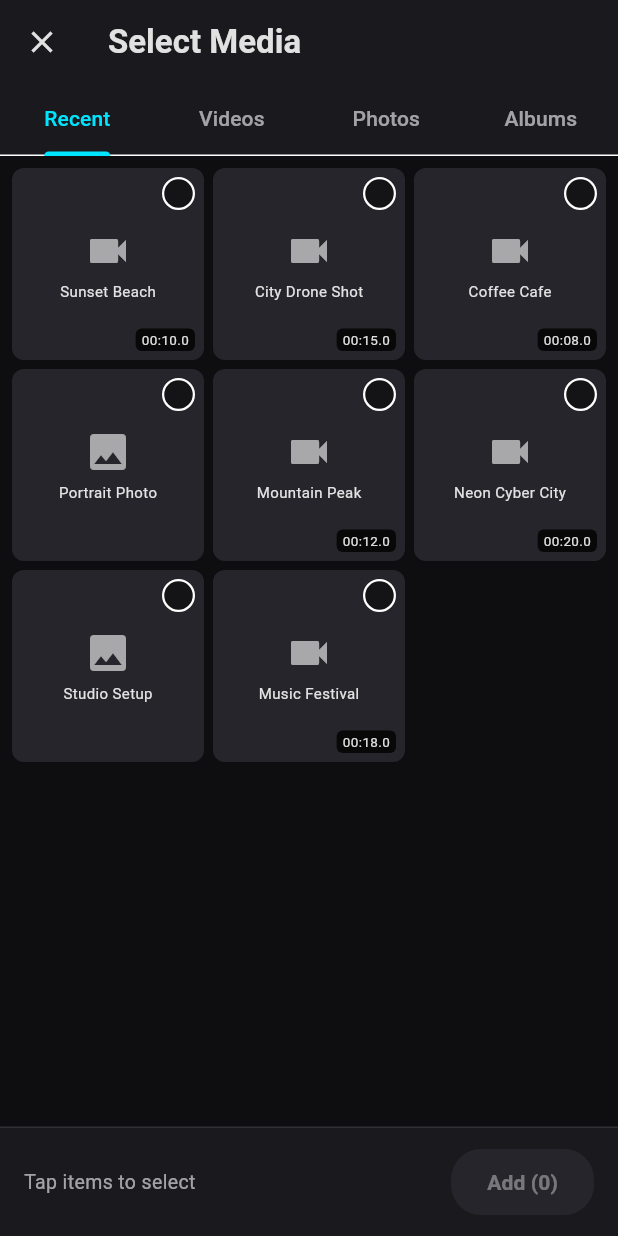
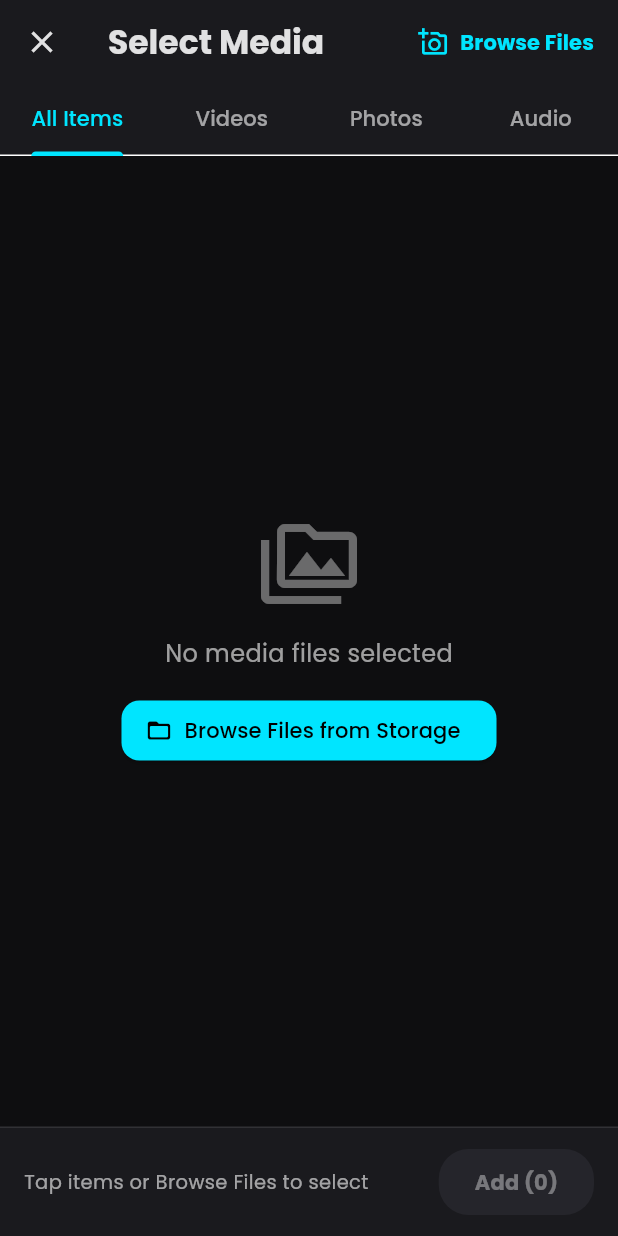
Before and after one commit to ranieshita813-debug/flutter_video_editor, a Flutter app: the screen it shows after launch, after a tap on "New project", on a phone screen of 412 x 824 dp. Run offline on Flutter 3.47's test engine with Material 3 defaults, Android fonts, the phone set to English and light mode, and no system bars; our stand-ins replace file_picker, google_fonts.

Commit message:
Fix errors, update fonts, remove mock data, implement export & pickers
Co-authored-by: ranieshita813-debug <330401646+ranieshita813-debug@users.noreply.github.com>

```diff
--- a/lib/core/theme/app_theme.dart
+++ b/lib/core/theme/app_theme.dart
@@ -1,12 +1,41 @@
 import 'package:flutter/material.dart';
+import 'package:google_fonts/google_fonts.dart';
 import 'package:flutter_video_editor/core/theme/app_colors.dart';
 
 class AppTheme {
   static ThemeData get darkTheme {
+    final baseTextTheme = ThemeData.dark().textTheme;
+    final poppinsTheme = GoogleFonts.poppinsTextTheme(baseTextTheme).copyWith(
+      headlineMedium: GoogleFonts.poppins(
+        fontSize: 24,
+        fontWeight: FontWeight.w700,
+        color: AppColors.textPrimary,
+      ),
+      titleMedium: GoogleFonts.poppins(
+        fontSize: 16,
+        fontWeight: FontWeight.w600,
+        color: AppColors.textPrimary,
+      ),
+      bodyLarge: GoogleFonts.poppins(
+        fontSize: 14,
+        color: AppColors.textPrimary,
+      ),
+      bodyMedium: GoogleFonts.poppins(
+        fontSize: 12,
+        color: AppColors.textSecondary,
+      ),
+      labelSmall: GoogleFonts.poppins(
+        fontSize: 11,
+        fontWeight: FontWeight.w500,
+        color: AppColors.textSecondary,
+      ),
+    );
+
     return ThemeData(
       useMaterial3: true,
       brightness: Brightness.dark,
       scaffoldBackgroundColor: AppColors.background,
+      fontFamily: GoogleFonts.poppins().fontFamily,
       colorScheme: const ColorScheme.dark(
         primary: AppColors.accent,
         secondary: AppColors.accent,
@@ -36,31 +65,7 @@ class AppTheme {
         thickness: 1,
         space: 1,
       ),
-      textTheme: const TextTheme(
-        headlineMedium: TextStyle(
-          fontSize: 24,
-          fontWeight: FontWeight.w700,
-          color: AppColors.textPrimary,
-        ),
-        titleMedium: TextStyle(
-          fontSize: 16,
-          fontWeight: FontWeight.w600,
-          color: AppColors.textPrimary,
-        ),
-        bodyLarge: TextStyle(
-          fontSize: 14,
-          color: AppColors.textPrimary,
-        ),
-        bodyMedium: TextStyle(
-          fontSize: 12,
-          color: AppColors.textSecondary,
-        ),
-        labelSmall: TextStyle(
-          fontSize: 11,
-          fontWeight: FontWeight.w500,
-          color: AppColors.textSecondary,
-        ),
-      ),
+      textTheme: poppinsTheme,
       bottomSheetTheme: const BottomSheetThemeData(
         backgroundColor: AppColors.surface,
         modalBackgroundColor: AppColors.surface,
--- a/lib/features/editor/pages/editor_page.dart
+++ b/lib/features/editor/pages/editor_page.dart
@@ -1,5 +1,4 @@
 import 'dart:math' as math;
-import 'dart:ui' show FontFeature;
 
 import 'package:flutter/material.dart';
 import 'package:provider/provider.dart';
--- a/lib/features/editor/widgets/text_animation_sheet.dart
+++ b/lib/features/editor/widgets/text_animation_sheet.dart
@@ -26,7 +26,7 @@ class TextAnimationSheet extends StatefulWidget {
 class _TextAnimationSheetState extends State<TextAnimationSheet> {
   late TextEditingController _textController;
   late TextEditingController _customFontController;
-  String selectedFont = 'Roboto';
+  String selectedFont = 'Poppins';
   TextAnimationStyle selectedAnimation = TextAnimationStyle.fadeIn;
 
   @override
--- a/lib/features/media_picker/pages/media_picker_page.dart
+++ b/lib/features/media_picker/pages/media_picker_page.dart
@@ -1,3 +1,4 @@
+import 'package:file_picker/file_picker.dart';
 import 'package:flutter/material.dart';
 import 'package:provider/provider.dart';
 
@@ -13,13 +14,17 @@ class MediaAsset {
     required this.duration,
     required this.isVid,
     required this.category,
+    this.path,
+    this.isAudio = false,
   });
 
   final String id;
   final String name;
   final Duration duration;
   final bool isVid;
-  final String category; // 'Recent', 'Videos', 'Photos', 'Albums'
+  final bool isAudio;
+  final String category; // 'Recent', 'Videos', 'Photos', 'Audio'
+  final String? path;
 }
 
 class MediaPickerPage extends StatefulWidget {
@@ -32,66 +37,9 @@ class MediaPickerPage extends StatefulWidget {
 class _MediaPickerPageState extends State<MediaPickerPage>
     with SingleTickerProviderStateMixin {
   late TabController _tabController;
+  final List<MediaAsset> _pickedAssets = <MediaAsset>[];
   final List<MediaAsset> _selectedAssets = <MediaAsset>[];
-
-  final List<MediaAsset> _sampleAssets = <MediaAsset>[
-    MediaAsset(
-      id: 'm1',
-      name: 'Sunset Beach',
-      duration: const Duration(seconds: 10),
-      isVid: true,
-      category: 'Videos',
-    ),
-    MediaAsset(
-      id: 'm2',
-      name: 'City Drone Shot',
-      duration: const Duration(seconds: 15),
-      isVid: true,
-      category: 'Videos',
-    ),
-    MediaAsset(
-      id: 'm3',
-      name: 'Coffee Cafe',
-      duration: const Duration(seconds: 8),
-      isVid: true,
-      category: 'Videos',
-    ),
-    MediaAsset(
-      id: 'm4',
-      name: 'Portrait Photo',
-      duration: Duration.zero,
-      isVid: false,
-      category: 'Photos',
-    ),
-    MediaAsset(
-      id: 'm5',
-      name: 'Mountain Peak',
-      duration: const Duration(seconds: 12),
-      isVid: true,
-      category: 'Videos',
-    ),
-    MediaAsset(
-      id: 'm6',
-      name: 'Neon Cyber City',
-      duration: const Duration(seconds: 20),
-      isVid: true,
-      category: 'Videos',
-    ),
-    MediaAsset(
-      id: 'm7',
-      name: 'Studio Setup',
-      duration: Duration.zero,
-      isVid: false,
-      category: 'Photos',
-    ),
-    MediaAsset(
-      id: 'm8',
-      name: 'Music Festival',
-      duration: const Duration(seconds: 18),
-      isVid: true,
-      category: 'Videos',
-    ),
-  ];
+  bool _isLoading = false;
 
   @override
   void initState() {
@@ -103,6 +51,56 @@ class _MediaPickerPageState extends State<MediaPickerPage>
   void dispose() {
     _tabController.dispose();
     super.dispose();
+  }
+
+  Future<void> _pickFilesFromDevice({FileType type = FileType.any}) async {
+    setState(() {
+      _isLoading = true;
+    });
+
+    try {
+      final result = await FilePicker.pickFiles(
+        type: type,
+        allowedExtensions: type == FileType.custom
+            ? <String>['mp4', 'mov', 'avi', 'mkv', 'jpg', 'jpeg', 'png', 'mp3', 'wav', 'm4a']
+            : null,
+      );
+
+      if (result.isNotEmpty) {
+        for (final file in result) {
+          final ext = file.extension?.toLowerCase() ?? '';
+          final isVid = <String>['mp4', 'mov', 'avi', 'mkv', 'webm', '3gp'].contains(ext);
+          final isAud = <String>['mp3', 'wav', 'm4a', 'aac', 'flac', 'ogg'].contains(ext);
+
+          final asset = MediaAsset(
+            id: 'file_${DateTime.now().microsecondsSinceEpoch}_${file.name.hashCode}',
+            name: file.name,
+            duration: isVid ? const Duration(seconds: 10) : (isAud ? const Duration(seconds: 15) : Duration.zero),
+            isVid: isVid,
+            isAudio: isAud,
+            category: isVid ? 'Videos' : (isAud ? 'Audio' : 'Photos'),
+            path: file.path,
+          );
+
+          if (!_pickedAssets.any((a) => a.path == file.path && file.path != null)) {
+            _pickedAssets.add(asset);
+            _selectedAssets.add(asset);
+          }
+        }
+      }
+    } catch (e) {
+      if (mounted) {
+        ScaffoldMessenger.of(context).showSnackBar(
+          SnackBar(content: Text('Error picking file: $e')),
+        );
+      }
+    } finally {
+      if (mounted) {
+        setState(() {
+          _isLoading = false;
+        });
+      }
+    }
   }
 
   void _toggleSelection(MediaAsset asset) {
@@ -123,9 +121,13 @@ class _MediaPickerPageState extends State<MediaPickerPage>
 
     for (int i = 0; i < _selectedAssets.length; i++) {
       final asset = _selectedAssets[i];
+      final ClipType clipType = asset.isAudio
+          ? ClipType.audio
+          : (asset.isVid ? ClipType.video : ClipType.image);
+
       final clipDuration = asset.isVid && asset.duration > Duration.zero
           ? asset.duration
-          : const Duration(seconds: 4);
+          : (asset.isAudio ? asset.duration : const Duration(seconds: 4));
 
       clips.add(
         TimelineClip(
@@ -133,12 +135,15 @@ class _MediaPickerPageState extends State<MediaPickerPage>
           label: asset.name,
           start: currentOffset,
           end: currentOffset + clipDuration,
-          clipType: asset.isVid ? ClipType.video : ClipType.image,
-          layerIndex: 0,
+          clipType: clipType,
+          layerIndex: asset.isAudio ? 1 : 0,
+          sourcePath: asset.path,
         ),
       );
 
-      currentOffset += clipDuration;
+      if (!asset.isAudio) {
+        currentOffset += clipDuration;
+      }
     }
 
     final projectsController =
@@ -147,7 +152,7 @@ class _MediaPickerPageState extends State<MediaPickerPage>
         Provider.of<EditorController>(context, listen: false);
 
     final newProj = projectsController.createProject(
-      name: 'Project ${_selectedAssets.first.name}',
+      name: _selectedAssets.first.name,
       clips: clips,
     );
 
@@ -170,30 +175,39 @@ class _MediaPickerPageState extends State<MediaPickerPage>
           'Select Media',
           style: TextStyle(color: AppColors.textPrimary, fontWeight: FontWeight.bold),
         ),
+        actions: <Widget>[
+          TextButton.icon(
+            onPressed: () => _pickFilesFromDevice(),
+            icon: const Icon(Icons.add_a_photo_outlined, color: AppColors.accent, size: 20),
+            label: const Text('Browse Files', style: TextStyle(color: AppColors.accent, fontWeight: FontWeight.bold)),
+          ),
+        ],
         bottom: TabBar(
           controller: _tabController,
           indicatorColor: AppColors.accent,
           labelColor: AppColors.accent,
           unselectedLabelColor: AppColors.textSecondary,
           tabs: const <Widget>[
-            Tab(text: 'Recent'),
+            Tab(text: 'All Items'),
             Tab(text: 'Videos'),
             Tab(text: 'Photos'),
-            Tab(text: 'Albums'),
+            Tab(text: 'Audio'),
           ],
         ),
       ),
       body: SafeArea(
         child: Column(
           children: <Widget>[
+            if (_isLoading)
+              const LinearProgressIndicator(color: AppColors.accent),
             Expanded(
               child: TabBarView(
                 controller: _tabController,
                 children: <Widget>[
-                  _buildGrid(_sampleAssets),
-                  _buildGrid(_sampleAssets.where((a) => a.isVid).toList()),
-                  _buildGrid(_sampleAssets.where((a) => !a.isVid).toList()),
-                  _buildAlbumsView(),
+                  _buildGrid(_pickedAssets),
+                  _buildGrid(_pickedAssets.where((a) => a.isVid).toList()),
+                  _buildGrid(_pickedAssets.where((a) => !a.isVid && !a.isAudio).toList()),
+                  _buildGrid(_pickedAssets.where((a) => a.isAudio).toList()),
                 ],
               ),
             ),
@@ -209,7 +223,7 @@ class _MediaPickerPageState extends State<MediaPickerPage>
                 children: <Widget>[
                   Text(
                     _selectedAssets.isEmpty
-                        ? 'Tap items to select'
+                        ? 'Tap items or Browse Files to select'
                         : '${_selectedAssets.length} item(s) selected',
                     style: const TextStyle(color: AppColors.textSecondary, fontSize: 13),
                   ),
@@ -244,10 +258,28 @@ class _MediaPickerPageState extends State<MediaPickerPage>
 
   Widget _buildGrid(List<MediaAsset> assets) {
     if (assets.isEmpty) {
-      return const Center(
-        child: Text(
-          'No media found',
-          style: TextStyle(color: AppColors.textSecondary),
+      return Center(
+        child: Column(
+          mainAxisAlignment: MainAxisAlignment.center,
+          children: <Widget>[
+            const Icon(Icons.perm_media_outlined, size: 64, color: AppColors.textDisabled),
+            const SizedBox(height: 16),
+            const Text(
+              'No media files selected',
+              style: TextStyle(color: AppColors.textSecondary, fontSize: 16),
+            ),
+            const SizedBox(height: 16),
+            ElevatedButton.icon(
+              onPressed: () => _pickFilesFromDevice(),
+              style: ElevatedButton.styleFrom(
+                backgroundColor: AppColors.accent,
+                foregroundColor: Colors.black,
+                shape: RoundedRectangleBorder(borderRadius: BorderRadius.circular(12)),
+              ),
+              icon: const Icon(Icons.folder_open_rounded),
+              label: const Text('Browse Files from Storage'),
+            ),
+          ],
         ),
       );
     }
@@ -283,7 +315,9 @@ class _MediaPickerPageState extends State<MediaPickerPage>
                   mainAxisAlignment: MainAxisAlignment.center,
                   children: <Widget>[
                     Icon(
-                      asset.isVid ? Icons.videocam : Icons.image,
+                      asset.isVid
+                          ? Icons.videocam
+                          : (asset.isAudio ? Icons.audiotrack : Icons.image),
                       color: AppColors.textSecondary,
                       size: 32,
                     ),
@@ -304,8 +338,8 @@ class _MediaPickerPageState extends State<MediaPickerPage>
                 ),
               ),
 
-              // Duration Badge for videos
-              if (asset.isVid)
+              // Duration Badge for videos & audio
+              if (asset.isVid || asset.isAudio)
                 Positioned(
                   bottom: 6,
                   right: 6,
@@ -363,43 +397,4 @@ class _MediaPickerPageState extends State<MediaPickerPage>
       },
     );
   }
-
-  Widget _buildAlbumsView() {
-    final albums = <Map<String, dynamic>>[
-      {'title': 'Camera Roll', 'count': 42},
-      {'title': 'Screen Recordings', 'count': 15},
-      {'title': 'Downloads', 'count': 8},
-      {'title': 'Favorites', 'count': 23},
-    ];
-
-    return ListView.builder(
-      itemCount: albums.length,
-      itemBuilder: (context, index) {
-        final album = albums[index];
-        return ListTile(
-          leading: Container(
-            width: 48,
-            height: 48,
-            decoration: BoxDecoration(
-              color: AppColors.surfaceVariant,
-              borderRadius: BorderRadius.circular(8),
-            ),
-            child: const Icon(Icons.folder_outlined, color: AppColors.accent),
-          ),
-          title: Text(
-            album['title'] as String,
-            style: const TextStyle(color: AppColors.textPrimary, fontWeight: FontWeight.w600),
-          ),
-          subtitle: Text(
-            '${album['count']} items',
-            style: const TextStyle(color: AppColors.textSecondary, fontSize: 12),
-          ),
-          trailing: const Icon(Icons.chevron_right, color: AppColors.textSecondary),
-          onTap: () {
-            _tabController.animateTo(0);
-          },
-        );
-      },
-    );
-  }
 }
--- a/lib/features/projects/controllers/projects_controller.dart
+++ b/lib/features/projects/controllers/projects_controller.dart
@@ -2,80 +2,11 @@ import 'package:flutter/material.dart';
 import 'package:flutter_video_editor/core/models/project_model.dart';
 
 class ProjectsController extends ChangeNotifier {
-  ProjectsController() {
-    _loadSampleProjects();
-  }
+  ProjectsController();
 
   final List<Project> _projects = <Project>[];
 
   List<Project> get projects => List<Project>.unmodifiable(_projects);
-
-  void _loadSampleProjects() {
-    final now = DateTime.now();
-    _projects.addAll(<Project>[
-      Project(
-        id: 'proj_1',
-        name: 'Cyberpunk Vlog 2025',
-        aspectRatio: AspectRatioPreset.nineSixteen,
-        resolution: ExportResolution.res1080p,
-        thumbnail: 'assets/thumb_cyberpunk.png',
-        createdAt: now.subtract(const Duration(days: 2)),
-        updatedAt: now.subtract(const Duration(hours: 3)),
-        clips: <TimelineClip>[
-          TimelineClip(
-            id: 'c1',
-            label: 'Intro Shot',
-            start: Duration.zero,
-            end: const Duration(seconds: 5),
-            clipType: ClipType.video,
-          ),
-          TimelineClip(
-            id: 'c2',
-            label: 'Main Beat Track',
-            start: Duration.zero,
-            end: const Duration(seconds: 15),
-            clipType: ClipType.audio,
-          ),
-        ],
-      ),
-      Project(
-        id: 'proj_2',
-        name: 'Travel Reel - Tokyo',
-        aspectRatio: AspectRatioPreset.nineSixteen,
-        resolution: ExportResolution.res4k,
-        thumbnail: 'assets/thumb_tokyo.png',
-        createdAt: now.subtract(const Duration(days: 5)),
-        updatedAt: now.subtract(const Duration(days: 1)),
-        clips: <TimelineClip>[
-          TimelineClip(
-            id: 'c3',
-            label: 'Shibuya Crossing',
-            start: Duration.zero,
-            end: const Duration(seconds: 12),
-            clipType: ClipType.video,
-          ),
-        ],
-      ),
-      Project(
-        id: 'proj_3',
-        name: 'Product Showcase 16:9',
-        aspectRatio: AspectRatioPreset.sixteenNine,
-        resolution: ExportResolution.res1080p,
-        thumbnail: 'assets/thumb_product.png',
-        createdAt: now.subtract(const Duration(days: 10)),
-        updatedAt: now.subtract(const Duration(days: 4)),
-        clips: <TimelineClip>[
-          TimelineClip(
-            id: 'c4',
-            label: 'Studio Angle 1',
-            start: Duration.zero,
-            end: const Duration(seconds: 20),
-            clipType: ClipType.video,
-          ),
-        ],
-      ),
-    ]);
-  }
 
   Project createProject({
     String? name,
--- a/lib/features/projects/pages/home_page.dart
+++ b/lib/features/projects/pages/home_page.dart
@@ -1,4 +1,5 @@
 import 'package:flutter/material.dart';
+import 'package:google_fonts/google_fonts.dart';
 import 'package:provider/provider.dart';
 
 import 'package:flutter_video_editor/core/models/project_model.dart';
@@ -225,10 +226,10 @@ class HomePage extends StatelessWidget {
       padding: const EdgeInsets.fromLTRB(20, 12, 8, 4),
       child: Row(
         children: <Widget>[
-          const Expanded(
+          Expanded(
             child: Text(
               'motionGr',
-              style: TextStyle(
+              style: GoogleFonts.unbounded(
                 color: Colors.white,
                 fontSize: 26,
                 fontWeight: FontWeight.w800,
--- a/lib/features/splash/pages/splash_screen.dart
+++ b/lib/features/splash/pages/splash_screen.dart
@@ -50,7 +50,7 @@ class _SplashScreenState extends State<SplashScreen>
 
   @override
   Widget build(BuildContext context) {
-    final TextStyle style = GoogleFonts.inter(
+    final TextStyle style = GoogleFonts.unbounded(
       fontSize: 44,
       fontWeight: FontWeight.w700,
       color: Colors.white,
--- a/pubspec.yaml
+++ b/pubspec.yaml
@@ -7,8 +7,11 @@ environment:
   sdk: '>=3.3.0 <4.0.0'
 
 dependencies:
+  file_picker: ^13.1.0
   flutter:
     sdk: flutter
+  google_fonts: ^8.2.1
+  path_provider: ^2.1.6
   provider: ^6.1.2
 
 dev_dependencies:
```
Also changed, not shown: lib/features/editor/controllers/editor_controller.dart (+55 -76 lines), lib/features/editor/widgets/export_dialog.dart (+7 -2 lines), pubspec.lock, 4 other files.
